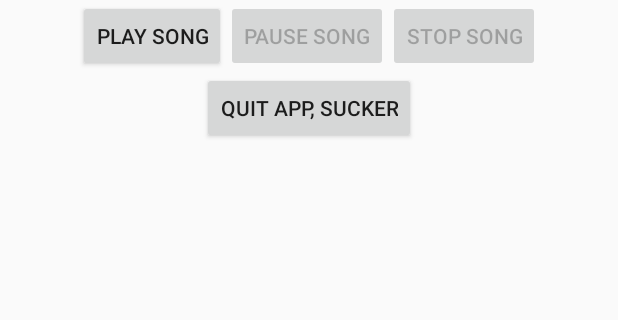
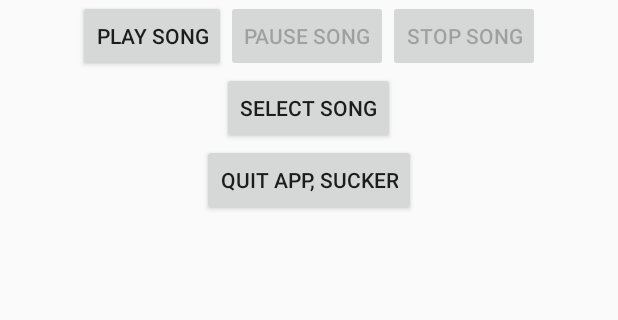
Before and after one commit to morbiuz/AndroidApp, an Android app: the screen it shows after launch (MainActivity), on a phone screen of 412 x 824 dp, the part 337-657 px from its top. Run offline under Robolectric (Android 15) with nearby library versions, the phone set to English and light mode, and no system bars.

Commit message:
Added song selector using Intent.

```diff
--- a/Nuevo Proyecto/src/main/res/layout/activity_main.xml
+++ b/Nuevo Proyecto/src/main/res/layout/activity_main.xml
@@ -27,9 +27,7 @@
             android:text="@string/enter_name"
             android:ems="10"
             android:id="@+id/main_edittext"
-            android:layout_below="@+id/main_textview"
             android:layout_marginTop="20dp"
-            android:layout_alignParentStart="true"
             android:gravity="center"
             android:password="false"
             android:phoneNumber="false"
@@ -39,7 +37,6 @@
         <LinearLayout
             android:layout_width="wrap_content"
             android:layout_height="wrap_content"
-            android:layout_below="@+id/main_edittext"
             android:orientation="horizontal"
             android:id="@+id/linearLayout">
             <!-- Set OnClickListener to trigger results when pressed -->
@@ -56,7 +53,8 @@
                 android:layout_height="wrap_content"
                 android:layout_marginTop="20dp"
                 android:layout_marginLeft="20dp"
-                android:src="@drawable/ic_launcher" />
+                android:src="@drawable/ic_launcher"
+                android:contentDescription="@string/image_alt_text" />
             <!-- Closing tag for the horizontal nested layout -->
         </LinearLayout>
 
@@ -87,10 +85,15 @@
         <Button
             android:layout_width="wrap_content"
             android:layout_height="wrap_content"
+            android:text="@string/select_song"
+            android:id="@+id/select_button"
+            android:layout_gravity="center_horizontal" />
+
+        <Button
+            android:layout_width="wrap_content"
+            android:layout_height="wrap_content"
             android:text="@string/quit_text"
             android:id="@+id/quit_button"
-            android:layout_alignParentBottom="true"
-            android:layout_centerHorizontal="true"
             android:layout_gravity="center_horizontal" />
 
     </LinearLayout>
--- a/Nuevo Proyecto/src/main/res/values-w820dp/strings.xml
+++ b/Nuevo Proyecto/src/main/res/values-w820dp/strings.xml
@@ -12,4 +12,6 @@
     <string name="play_song">Play song</string>
     <string name="stop_song">Stop Song</string>
     <string name="enter_name">Enter your name</string>
+    <string name="select_song">Select Song</string>
+    <string name="selection_cancel">Cancel selection</string>
 </resources>
--- a/Nuevo Proyecto/src/main/res/values/strings.xml
+++ b/Nuevo Proyecto/src/main/res/values/strings.xml
@@ -14,5 +14,8 @@
     <string name="stop_song">Stop Song</string>
     <string name="enter_name">Enter your name</string>
     <string name="pause_song">Pause song</string>
+    <string name="image_alt_text">Android Roboto</string>
+    <string name="select_song">Select Song</string>
+    <string name="selection_cancel">Cancel selection</string>
 
 </resources>
```
Also changed, not shown: Nuevo Proyecto/src/main/java/com/app/nuevoproyecto/nuevoproyecto/MainActivity.java (+54 -1 lines), 1 other file.
